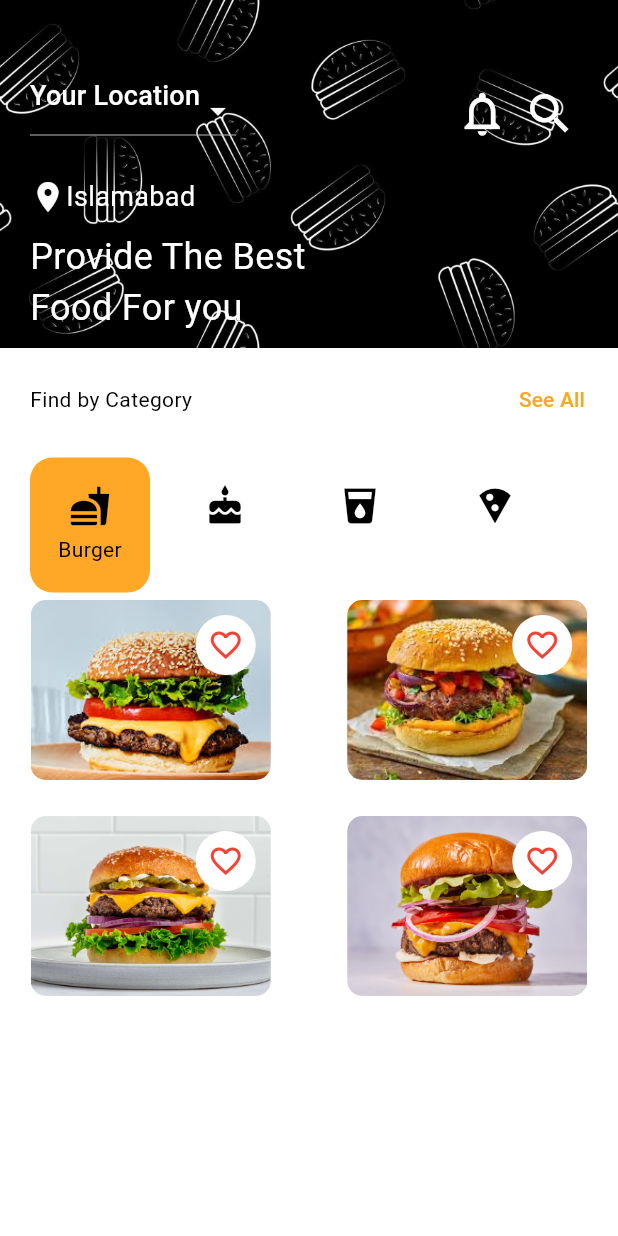
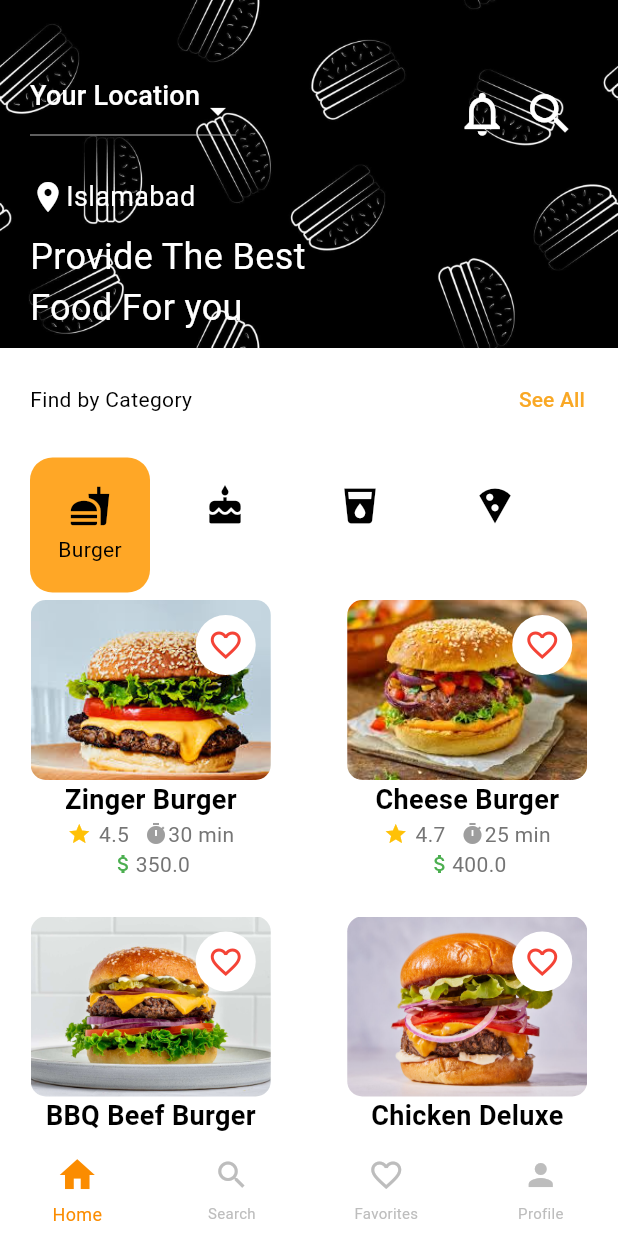
Before and after one commit to 3SyedShayan/account_login, a Flutter app: the screen it shows after launch, on a phone screen of 412 x 824 dp. Run offline on Flutter 3.47's test engine with Material 3 defaults, Android fonts, the phone set to English and light mode, and no system bars; our stand-ins replace firebase_auth, firebase_core; accounts and stored records are empty; Roboto replaces fonts that are missing (Poppins).

Commit message:
Error Fixed

```diff
--- a/lib/models/dummy_data.dart
+++ b/lib/models/dummy_data.dart
@@ -4,6 +4,7 @@ List<FoodItem> foodData = [
   // BURGERS
   FoodItem(
     name: "Zinger Burger",
+    category: FoodCategory.burger,
     imageUrl: "assets/images/food/burger/1.jpg",
     price: 350,
     description:
@@ -13,6 +14,7 @@ List<FoodItem> foodData = [
   ),
   FoodItem(
     name: "Cheese Burger",
+    category: FoodCategory.burger,
     imageUrl: "assets/images/food/burger/2.jpg",
     price: 400,
     description:
@@ -22,6 +24,7 @@ List<FoodItem> foodData = [
   ),
   FoodItem(
     name: "BBQ Beef Burger",
+    category: FoodCategory.burger,
     imageUrl: "assets/images/food/burger/3.jpg",
     price: 450,
     description:
@@ -31,6 +34,7 @@ List<FoodItem> foodData = [
   ),
   FoodItem(
     name: "Chicken Deluxe",
+    category: FoodCategory.burger,
     imageUrl: "assets/images/food/burger/4.jpg",
     price: 420,
     description:
@@ -42,6 +46,8 @@ List<FoodItem> foodData = [
   // DRINKS
   FoodItem(
     name: "Fresh Orange Juice",
+    category: FoodCategory.drink,
+
     imageUrl: "assets/images/food/drinks/1.jpg",
     price: 180,
     description:
@@ -51,6 +57,7 @@ List<FoodItem> foodData = [
   ),
   FoodItem(
     name: "Chocolate Milkshake",
+    category: FoodCategory.drink,
     imageUrl: "assets/images/food/drinks/2.jpg",
     price: 250,
     description:
@@ -60,6 +67,7 @@ List<FoodItem> foodData = [
   ),
   FoodItem(
     name: "Mango Smoothie",
+    category: FoodCategory.drink,
     imageUrl: "assets/images/food/drinks/3.jpg",
     price: 220,
     description:
@@ -69,6 +77,7 @@ List<FoodItem> foodData = [
   ),
   FoodItem(
     name: "Cold Coffee",
+    category: FoodCategory.drink,
     imageUrl: "assets/images/food/drinks/4.jpg",
     price: 200,
     description:
@@ -80,6 +89,7 @@ List<FoodItem> foodData = [
   // PIZZAS
   FoodItem(
     name: "Margherita Pizza",
+    category: FoodCategory.pizza,
     imageUrl: "assets/images/food/pizza/1.jpg",
     price: 650,
     description:
@@ -89,6 +99,7 @@ List<FoodItem> foodData = [
   ),
   FoodItem(
     name: "Pepperoni Special",
+    category: FoodCategory.pizza,
     imageUrl: "assets/images/food/pizza/2.jpg",
     price: 750,
     description:
@@ -98,6 +109,7 @@ List<FoodItem> foodData = [
   ),
   FoodItem(
     name: "BBQ Chicken Pizza",
+    category: FoodCategory.pizza,
     imageUrl: "assets/images/food/pizza/3.jpg",
     price: 850,
     description:
@@ -107,6 +119,7 @@ List<FoodItem> foodData = [
   ),
   FoodItem(
     name: "Veggie Supreme",
+    category: FoodCategory.pizza,
     imageUrl: "assets/images/food/pizza/4.jpg",
     price: 700,
     description:
@@ -114,10 +127,9 @@ List<FoodItem> foodData = [
     ratings: 4.4,
     duration: 22,
   ),
-
-  // DESSERTS
   FoodItem(
     name: "Chocolate Fudge Cake",
+    category: FoodCategory.dessert,
     imageUrl: "assets/images/food/desserts/1.jpg",
     price: 320,
     description:
@@ -127,6 +139,7 @@ List<FoodItem> foodData = [
   ),
   FoodItem(
     name: "Strawberry Cheesecake",
+    category: FoodCategory.dessert,
     imageUrl: "assets/images/food/desserts/2.jpg",
     price: 380,
     description:
@@ -136,6 +149,7 @@ List<FoodItem> foodData = [
   ),
   FoodItem(
     name: "Vanilla Ice Cream",
+    category: FoodCategory.dessert,
     imageUrl: "assets/images/food/desserts/3.jpg",
     price: 150,
     description:
@@ -145,6 +159,7 @@ List<FoodItem> foodData = [
   ),
   FoodItem(
     name: "Apple Pie",
+    category: FoodCategory.dessert,
     imageUrl: "assets/images/food/desserts/4.jpg",
     price: 280,
     description:
--- a/lib/models/food_item.dart
+++ b/lib/models/food_item.dart
@@ -1,5 +1,8 @@
+enum FoodCategory { pizza, burger, dessert, drink }
+
 class FoodItem {
   final String name;
+  final FoodCategory category;
   final String imageUrl;
   final double price;
   final String description;
@@ -8,6 +11,7 @@ class FoodItem {
 
   FoodItem({
     required this.name,
+    required this.category,
     required this.imageUrl,
     required this.price,
     required this.description,
--- a/lib/screens/dashboard.dart
+++ b/lib/screens/dashboard.dart
@@ -71,9 +71,46 @@ class _DashboardScreenState extends State<DashboardScreen> {
     );
   }
 
+  int selectedBottomNavIndex = 0;
+  void onBottomNavTap(int index) {
+    setState(() {
+      selectedBottomNavIndex = index;
+    });
+  }
+
+  List<Map<String, dynamic>> bottomNavItems = [
+    {"icon": Icons.home, "label": "Home"},
+    {"icon": Icons.search, "label": "Search"},
+    {"icon": Icons.favorite_border, "label": "Favorites"},
+    {"icon": Icons.person, "label": "Profile"},
+  ];
   @override
   Widget build(BuildContext context) {
     return Scaffold(
+      bottomNavigationBar: BottomNavigationBar(
+        currentIndex: selectedBottomNavIndex,
+        onTap: onBottomNavTap,
+        type: BottomNavigationBarType.fixed, // Show all tabs
+        backgroundColor: Colors.white,
+        selectedItemColor: Colors.orange[600],
+        unselectedItemColor: Colors.grey[400],
+        selectedFontSize: 12,
+        unselectedFontSize: 10,
+        elevation: 0,
+        items: bottomNavItems.map((item) {
+          int index = bottomNavItems.indexOf(item);
+          return BottomNavigationBarItem(
+            icon: Container(
+              padding: EdgeInsets.symmetric(vertical: 4),
+              child: Icon(
+                item["icon"],
+                size: index == selectedBottomNavIndex ? 28 : 24,
+              ),
+            ),
+            label: item["label"],
+          );
+        }).toList(),
+      ),
       body: Column(
         children: [
           DashboardHeader(),
--- a/lib/widgets/dashboard_gridview.dart
+++ b/lib/widgets/dashboard_gridview.dart
@@ -1,25 +1,35 @@
+import 'package:account_login/models/dummy_data.dart';
 import 'package:flutter/material.dart';
 
 class DashboardGridView extends StatelessWidget {
   DashboardGridView({super.key, required this.selectedCategory});
   String selectedCategory;
+
   @override
   Widget build(BuildContext context) {
+    print(selectedCategory);
+    // Filter foodData by matching category name with selectedCategory
+    final foodCategories = foodData
+        .where(
+          (item) =>
+              item.category.name.toLowerCase() ==
+              selectedCategory.toLowerCase(),
+        )
+        .toList();
+    print(foodCategories);
     return GridView.builder(
       // shrinkWrap: true,
       gridDelegate: SliverGridDelegateWithFixedCrossAxisCount(
         crossAxisCount: 2,
         mainAxisSpacing: 10,
         crossAxisSpacing: 10,
-        childAspectRatio: 1.5,
       ),
-      itemCount: 4,
+      itemCount: foodCategories.length,
       itemBuilder: (context, index) {
         return Column(
           mainAxisSize: MainAxisSize.min,
           children: [
-            Expanded(
-              child: Stack(
+            Stack(
               children: [
                 Container(
                   width: 160,
@@ -27,10 +37,7 @@ class DashboardGridView extends StatelessWidget {
                   decoration: BoxDecoration(
                     borderRadius: BorderRadius.circular(10),
                     image: DecorationImage(
-                        image: Image.asset(
-                          // "assets/images/food/burger/1.jpg",
-                          'assets/images/food/$selectedCategory/${index + 1}.jpg',
-                        ).image,
+                      image: AssetImage(foodCategories[index].imageUrl),
                       fit: BoxFit.cover,
                     ),
                   ),
@@ -46,6 +53,40 @@ class DashboardGridView extends StatelessWidget {
                 ),
               ],
             ),
+            Text(
+              foodCategories[index].name,
+              style: TextStyle(fontSize: 18, fontWeight: FontWeight.bold),
+            ),
+            Row(
+              mainAxisAlignment: MainAxisAlignment.center,
+              children: [
+                Icon(Icons.star, color: Colors.amber, size: 16),
+                SizedBox(width: 5),
+                Text(
+                  foodCategories[index].ratings.toString(),
+                  style: TextStyle(fontSize: 14, color: Colors.grey[600]),
+                ),
+                SizedBox(width: 10),
+                Icon(Icons.timer, color: Colors.grey, size: 16),
+                Text(
+                  foodCategories[index].duration.toString() + " min",
+                  style: TextStyle(fontSize: 14, color: Colors.grey[600]),
+                ),
+              ],
+            ),
+            Row(
+              mainAxisAlignment: MainAxisAlignment.center,
+              children: [
+                Icon(
+                  Icons.attach_money_outlined,
+                  color: Colors.green,
+                  size: 16,
+                ),
+                Text(
+                  foodCategories[index].price.toString(),
+                  style: TextStyle(fontSize: 14, color: Colors.grey[600]),
+                ),
+              ],
             ),
           ],
         );
```
Also changed, not shown: 1 other file. Lines whose indentation alone changed are shown as unchanged.
